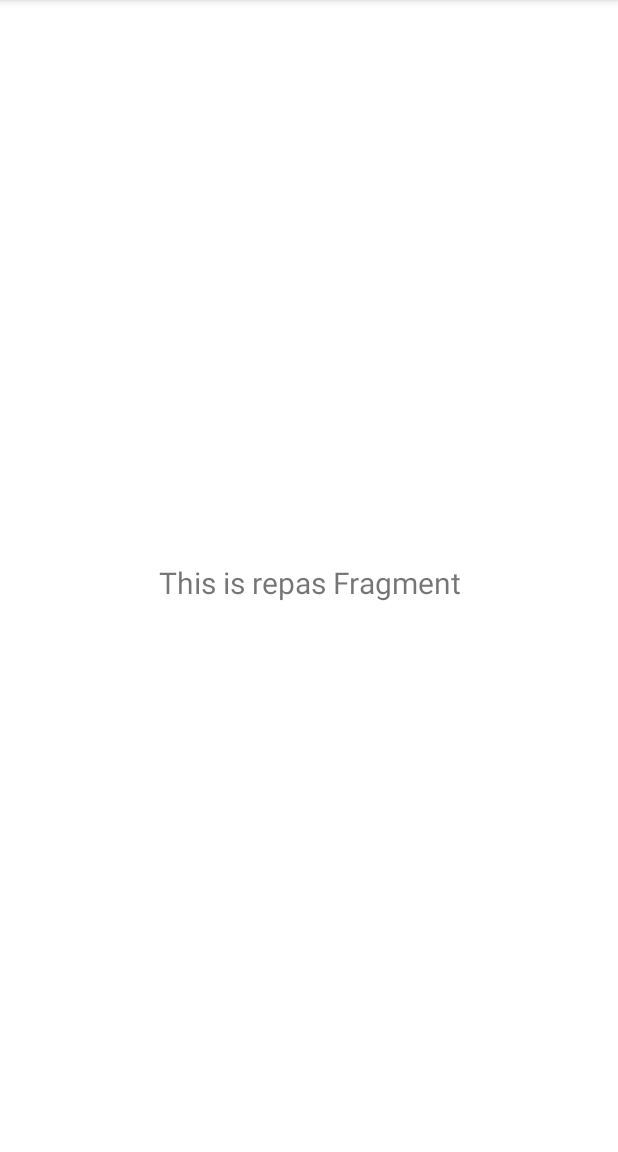
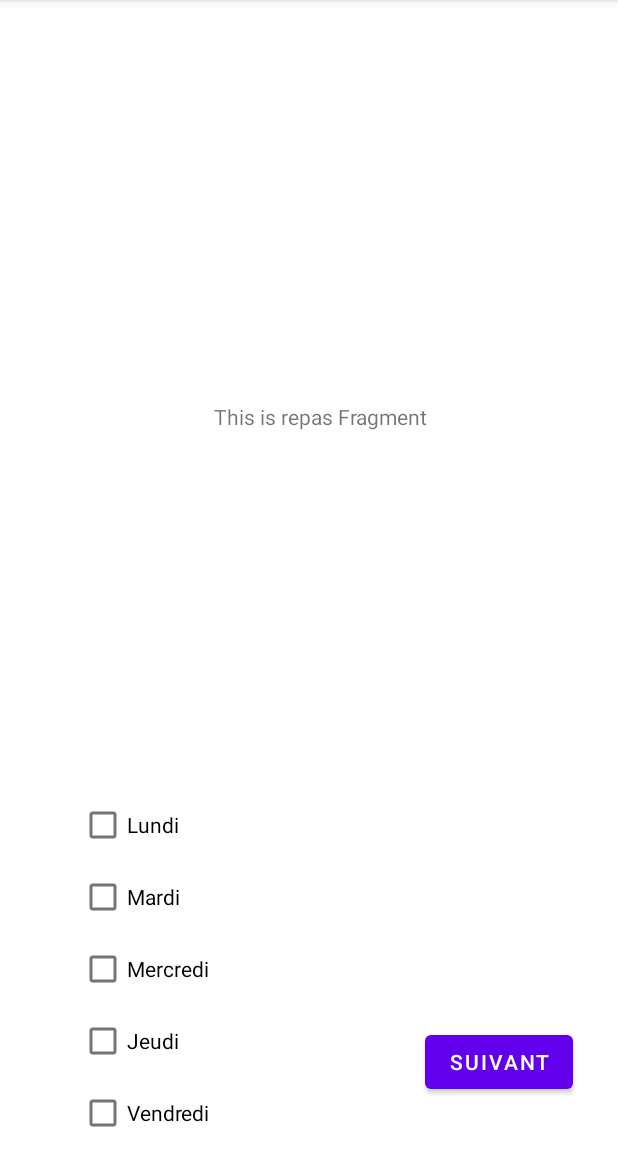
Before and after one commit to BentahriMerwane/hackathon-2021-Ephec, an Android app: the fragment RepasFragment shown on its own in the app's theme, on a phone screen of 412 x 824 dp, the part 84-1236 px from its top. Run offline under Robolectric (Android 15) with nearby library versions, the phone set to English and light mode, and no system bars.

Commit message:
reps commandes

```diff
--- a/app/build.gradle
+++ b/app/build.gradle
@@ -14,6 +14,9 @@ android {
         versionName "1.0"
 
         testInstrumentationRunner "androidx.test.runner.AndroidJUnitRunner"
+    }
+    viewBinding{
+        enabled = true
     }
 
     buildTypes {
--- a/app/src/main/java/com/example/myapplication/ui/login/LoginFragment.kt
+++ b/app/src/main/java/com/example/myapplication/ui/login/LoginFragment.kt
@@ -1,23 +1,29 @@
 package com.example.myapplication.ui.login
 
+import android.content.Intent
 import android.os.Bundle
 import android.view.LayoutInflater
 import android.view.View
 import android.view.ViewGroup
+import android.widget.Button
 import android.widget.TextView
+import androidx.core.content.ContextCompat.startActivity
 import androidx.fragment.app.Fragment
 import androidx.lifecycle.Observer
 import androidx.lifecycle.ViewModelProvider
+import com.example.myapplication.R
 import com.example.myapplication.databinding.FragmentLoginBinding
+import com.example.myapplication.ui.commande.CommandeFragment
 
 class LoginFragment : Fragment() {
+    private lateinit var loginViewModel: LoginViewModel
 
-    private lateinit var loginViewModel: LoginViewModel
     private var _binding: FragmentLoginBinding? = null
 
     // This property is only valid between onCreateView and
     // onDestroyView.
     private val binding get() = _binding!!
+
 
     override fun onCreateView(
         inflater: LayoutInflater,
@@ -28,6 +34,7 @@ class LoginFragment : Fragment() {
             ViewModelProvider(this).get(LoginViewModel::class.java)
 
         _binding = FragmentLoginBinding.inflate(inflater, container, false)
+
         val root: View = binding.root
 
         val textView: TextView = binding.navLogin
@@ -35,6 +42,7 @@ class LoginFragment : Fragment() {
             textView.text = it
         })
         return root
+
     }
 
     override fun onDestroyView() {
--- a/app/src/main/res/layout/fragment_login.xml
+++ b/app/src/main/res/layout/fragment_login.xml
@@ -5,6 +5,7 @@
     android:layout_width="match_parent"
     android:layout_height="match_parent"
     android:background="@color/white"
+    android:id="@+id/loginlayout"
     tools:context=".ui.login.LoginFragment">
 
 
@@ -35,7 +36,7 @@
         app:layout_constraintTop_toBottomOf="@+id/editTextTextEmailAddress" />
 
     <Button
-        android:id="@+id/button"
+        android:id="@+id/button1"
         android:layout_width="wrap_content"
         android:layout_height="wrap_content"
         android:layout_marginBottom="214dp"
--- a/app/src/main/res/layout/fragment_repas.xml
+++ b/app/src/main/res/layout/fragment_repas.xml
@@ -4,19 +4,70 @@
     xmlns:tools="http://schemas.android.com/tools"
     android:layout_width="match_parent"
     android:layout_height="match_parent"
-    tools:context=".ui.commande.RepasFragment">
+    tools:context=".ui.repas.RepasFragment">
 
     <TextView
         android:id="@+id/nav_repas"
-        android:layout_width="match_parent"
+        android:layout_width="wrap_content"
         android:layout_height="wrap_content"
-        android:layout_marginStart="8dp"
-        android:layout_marginTop="8dp"
-        android:layout_marginEnd="8dp"
+        android:layout_marginTop="29dp"
+        android:layout_marginEnd="127dp"
+        android:text="semaine suivante"
         android:textAlignment="center"
-        android:textSize="20sp"
+        app:layout_constraintBottom_toTopOf="@+id/tableLayout"
+        app:layout_constraintEnd_toEndOf="parent"
+        app:layout_constraintTop_toTopOf="parent" />
+
+    <TableLayout
+        android:id="@+id/tableLayout"
+        android:layout_width="409dp"
+        android:layout_height="0dp"
+        android:layout_marginBottom="2dp"
         app:layout_constraintBottom_toBottomOf="parent"
         app:layout_constraintEnd_toEndOf="parent"
-        app:layout_constraintStart_toStartOf="parent"
-        app:layout_constraintTop_toTopOf="parent" />
+        app:layout_constraintTop_toBottomOf="@+id/textView2">
+
+
+        <CheckBox
+            android:id="@+id/lundi"
+            android:text="Lundi"
+            android:translationX="50dp" />
+
+        <CheckBox
+            android:id="@+id/mardi"
+            android:layout_width="match_parent"
+            android:layout_height="wrap_content"
+            android:text="Mardi"
+            android:translationX="50dp" />
+
+        <CheckBox
+            android:id="@+id/mercredi"
+            android:text="Mercredi"
+            android:translationX="50dp" />
+
+        <CheckBox
+            android:id="@+id/jeudi"
+            android:layout_width="match_parent"
+            android:layout_height="wrap_content"
+            android:text="Jeudi"
+            android:translationX="50dp" />
+
+        <CheckBox
+            android:id="@+id/vendredi"
+            android:layout_width="match_parent"
+            android:layout_height="wrap_content"
+            android:text="Vendredi"
+            android:translationX="50dp" />
+    </TableLayout>
+
+    <Button
+        android:id="@+id/button2"
+        android:layout_width="wrap_content"
+        android:layout_height="wrap_content"
+        android:layout_marginEnd="30dp"
+        android:layout_marginBottom="36dp"
+        android:text="suivant"
+        app:layout_constraintBottom_toBottomOf="parent"
+        app:layout_constraintEnd_toEndOf="parent" />
+
 </androidx.constraintlayout.widget.ConstraintLayout>
```
Also changed, not shown: app/src/main/java/com/example/myapplication/MainActivity.kt (+7 -1 lines).
